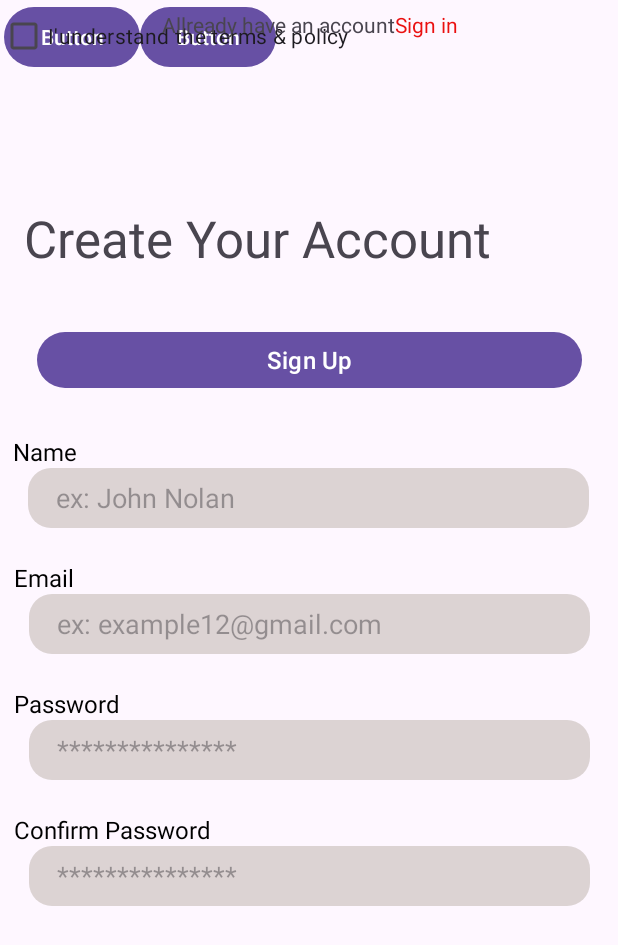
After one commit to dark-royal/AndroidWallet, an Android app: the SignUpActivity screen opened directly, with no data from a screen before it, on a phone screen of 412 x 824 dp. The commit adds this screen. Shown: the top 945 px of the screen. Run offline under Robolectric (Android 15) with nearby library versions, the phone set to English and light mode, and no system bars.

Commit message:
mobile wallet

```diff
--- a/app/src/main/AndroidManifest.xml
+++ b/app/src/main/AndroidManifest.xml
@@ -12,6 +12,9 @@
             android:supportsRtl="true"
             android:theme="@style/Theme.MobileWallet"
             tools:targetApi="31">
+        <activity
+                android:name=".SignUpActivity"
+                android:exported="false"/>
         <activity
                 android:name=".LoginActivity"
                 android:exported="false"/>
--- /dev/null
+++ b/app/src/main/java/com/mobile/mobilewallet/SignUpActivity.java
@@ -0,0 +1,13 @@
+package com.mobile.mobilewallet;
+
+import androidx.appcompat.app.AppCompatActivity;
+import android.os.Bundle;
+
+public class SignUpActivity extends AppCompatActivity {
+
+    @Override
+    protected void onCreate(Bundle savedInstanceState) {
+        super.onCreate(savedInstanceState);
+        setContentView(R.layout.activity_sign_up);
+    }
+}
--- /dev/null
+++ b/app/src/main/res/drawable/edit_text_radius.xml
@@ -0,0 +1,6 @@
+<?xml version="1.0" encoding="utf-8"?>
+<shape xmlns:android="http://schemas.android.com/apk/res/android">
+    <corners android:radius="15dp"/>
+    <stroke android:width="0dp"/>
+    <solid android:color="#DCD3D3"/>
+</shape>
--- /dev/null
+++ b/app/src/main/res/layout/activity_sign_up.xml
@@ -0,0 +1,156 @@
+<?xml version="1.0" encoding="utf-8"?>
+<androidx.constraintlayout.widget.ConstraintLayout
+        xmlns:android="http://schemas.android.com/apk/res/android"
+        xmlns:tools="http://schemas.android.com/tools"
+        xmlns:app="http://schemas.android.com/apk/res-auto"
+        android:layout_width="match_parent"
+        android:layout_height="match_parent"
+        tools:context=".SignUpActivity" android:layout_gravity="center_horizontal">
+
+    <Button
+            android:text="Sign Up"
+            android:layout_width="363dp"
+            android:layout_height="45dp" android:id="@+id/button"
+            app:layout_constraintStart_toStartOf="parent" app:layout_constraintEnd_toEndOf="parent"
+            android:textSize="16sp" app:layout_constraintBottom_toBottomOf="parent"
+            app:layout_constraintTop_toBottomOf="@+id/checkBox" app:layout_constraintVertical_bias="0.232"/>
+    <LinearLayout
+            android:orientation="vertical"
+            android:layout_width="413dp"
+            android:layout_height="70dp"
+            android:gravity="center" app:layout_constraintEnd_toEndOf="parent"
+            app:layout_constraintStart_toStartOf="parent" app:layout_constraintTop_toBottomOf="@+id/textView"
+            app:layout_constraintBottom_toBottomOf="parent"
+            app:layout_constraintVertical_bias="0.267" android:id="@+id/linearLayout"
+            app:layout_constraintHorizontal_bias="0.0" android:layout_marginBottom="216dp">
+        <TextView
+                android:text="Confirm Password"
+                android:layout_width="394dp"
+                android:layout_height="wrap_content" android:id="@+id/textView4" android:textColor="#000000"
+                android:textSize="16sp"/>
+        <EditText
+                android:layout_width="374dp"
+                android:layout_height="40dp"
+                android:inputType="text|textPassword"
+                android:ems="10"
+                android:id="@+id/editTextTextEmailAddress"
+                android:autofillHints=""
+                android:hint="    ***************"
+                android:background="@drawable/edit_text_radius"/>
+    </LinearLayout>
+    <LinearLayout
+            android:orientation="vertical"
+            android:layout_width="413dp"
+            android:layout_height="70dp"
+            android:gravity="center" app:layout_constraintEnd_toEndOf="parent"
+            app:layout_constraintStart_toStartOf="parent" app:layout_constraintTop_toBottomOf="@+id/textView"
+            app:layout_constraintBottom_toBottomOf="parent"
+            app:layout_constraintVertical_bias="0.267" android:id="@+id/linearLayout"
+            app:layout_constraintHorizontal_bias="0.0" android:layout_marginBottom="300dp">
+        <TextView
+                android:text="Password"
+                android:layout_width="394dp"
+                android:layout_height="wrap_content" android:id="@+id/textView4" android:textColor="#000000"
+                android:textSize="16sp"/>
+        <EditText
+                android:layout_width="374dp"
+                android:layout_height="40dp"
+                android:inputType="text|textPassword"
+                android:ems="10"
+                android:id="@+id/editTextTextEmailAddress"
+                android:autofillHints=""
+                android:hint="    ***************"
+                android:background="@drawable/edit_text_radius"/>
+    </LinearLayout>
+    <LinearLayout
+            android:orientation="vertical"
+            android:layout_width="413dp"
+            android:layout_height="70dp"
+            android:gravity="center" app:layout_constraintEnd_toEndOf="parent"
+            app:layout_constraintStart_toStartOf="parent" app:layout_constraintTop_toBottomOf="@+id/textView"
+            app:layout_constraintBottom_toBottomOf="parent" app:layout_constraintHorizontal_bias="0.0"
+            app:layout_constraintVertical_bias="0.026" android:layout_marginBottom="384dp">
+        <TextView
+                android:text="Email"
+                android:layout_width="394dp"
+                android:layout_height="wrap_content" android:id="@+id/textView4" android:textColor="#000000"
+                android:textSize="16sp"/>
+        <EditText
+                android:layout_width="374dp"
+                android:layout_height="40dp"
+                android:inputType="textEmailAddress"
+                android:ems="10"
+                android:id="@+id/editTextTextEmailAddress"
+                android:autofillHints=""
+                android:hint="    ex: example12@gmail.com"
+                android:background="@drawable/edit_text_radius"/>
+    </LinearLayout>
+    <LinearLayout
+            android:orientation="vertical"
+            android:layout_width="413dp"
+            android:layout_height="70dp"
+            android:gravity="center" app:layout_constraintEnd_toEndOf="parent"
+            app:layout_constraintStart_toStartOf="parent" app:layout_constraintTop_toBottomOf="@+id/textView"
+            app:layout_constraintBottom_toBottomOf="parent" app:layout_constraintHorizontal_bias="1.0"
+            app:layout_constraintVertical_bias="0.026" android:layout_marginBottom="468dp">
+        <TextView
+                android:text="Name"
+                android:layout_width="394dp"
+                android:layout_height="wrap_content" android:id="@+id/textView4" android:textColor="#000000"
+                android:textSize="16sp"/>
+        <EditText
+                android:layout_width="374dp"
+                android:layout_height="40dp"
+                android:inputType="textEmailAddress"
+                android:ems="10"
+                android:id="@+id/editTextTextEmailAddress"
+                android:autofillHints=""
+                android:hint="    ex: John Nolan"
+                android:background="@drawable/edit_text_radius"/>
+    </LinearLayout>
+    <LinearLayout
+            android:orientation="horizontal"
+            android:layout_width="406dp"
+            android:layout_height="59dp" app:layout_constraintTop_toTopOf="parent"
+            app:layout_constraintStart_toStartOf="parent" app:layout_constraintEnd_toEndOf="parent"
+            app:layout_constraintBottom_toBottomOf="parent" app:layout_constraintHorizontal_bias="0.4"
+            app:layout_constraintVertical_bias="0.001" android:id="@+id/linearLayout2">
+        <Button
+                android:text="Button"
+                android:layout_width="wrap_content"
+                android:layout_height="wrap_content" android:id="@+id/button2" android:layout_gravity="start"/>
+        <Button
+                android:text="Button"
+                android:layout_width="wrap_content"
+                android:layout_height="wrap_content" android:id="@+id/button3" android:layout_gravity="end"/>
+    </LinearLayout>
+    <TextView
+            android:text="Create Your Account"
+            android:layout_width="wrap_content"
+            android:layout_height="wrap_content" android:id="@+id/textView5"
+            android:textSize="34sp" app:layout_constraintStart_toStartOf="parent"
+            app:layout_constraintTop_toBottomOf="@+id/linearLayout2" android:layout_marginTop="76dp"
+            app:layout_constraintEnd_toEndOf="parent" app:layout_constraintHorizontal_bias="0.158"/>
+    <CheckBox
+            android:text="I'understand the terms &amp; policy"
+            android:layout_width="wrap_content"
+            android:layout_height="wrap_content" android:id="@+id/checkBox" tools:layout_editor_absoluteY="526dp"
+            tools:layout_editor_absoluteX="28dp"/>
+    <LinearLayout
+            android:orientation="horizontal"
+            android:layout_width="414dp"
+            android:layout_height="33dp" tools:layout_editor_absoluteY="646dp" tools:layout_editor_absoluteX="2dp"
+            android:gravity="center">
+        <TextView
+                android:text="Allready have an account"
+                android:layout_width="wrap_content"
+                android:layout_height="wrap_content" android:id="@+id/textView8" tools:layout_editor_absoluteY="651dp"
+                app:layout_constraintStart_toStartOf="parent" app:layout_constraintEnd_toEndOf="parent"
+        />
+        <TextView
+                android:text="Sign in"
+                android:layout_width="wrap_content"
+                android:layout_height="wrap_content" android:id="@+id/textView9"
+                android:textColor="#EA1010"/>
+    </LinearLayout>
+</androidx.constraintlayout.widget.ConstraintLayout>
--- a/app/src/main/res/values-xlarge/dimens.xml
+++ b/app/src/main/res/values-xlarge/dimens.xml
@@ -1,5 +1,5 @@
 <resources>
-    <dimen name="text_size_normal">35sp</dimen>
-    <dimen name="app_name">38sp</dimen>
-    <dimen name="welcome_to">38sp</dimen>
+    <dimen name="fund">44sp</dimen>
+    <dimen name="welcome_to">35sp</dimen>
+    <dimen name="easy_access_to">25sp</dimen>
 </resources>
```
Also changed, not shown: app/src/main/res/layout/activity_login_real.xml (+82 -0 lines), app/src/main/res/layout/activity_main.xml (+5 -5 lines), app/src/main/res/values-large/dimens.xml (+5 -3 lines), app/src/main/res/values-small/dimens.xml (+5 -3 lines), app/src/main/res/values/dimens.xml (+5 -3 lines).
